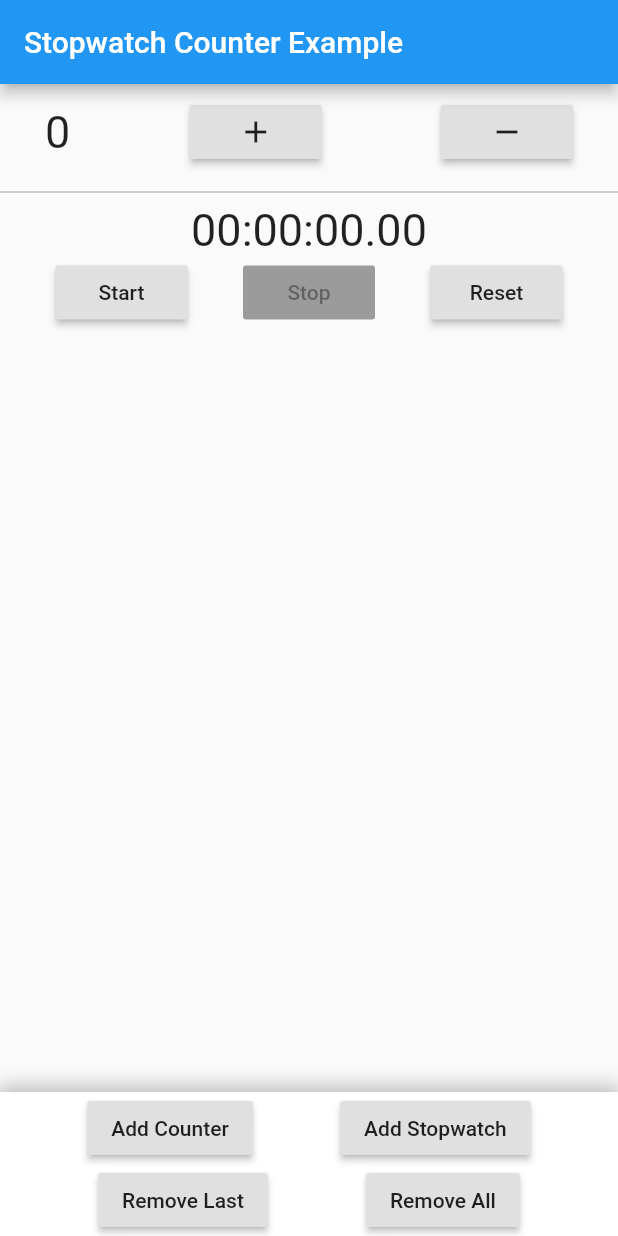
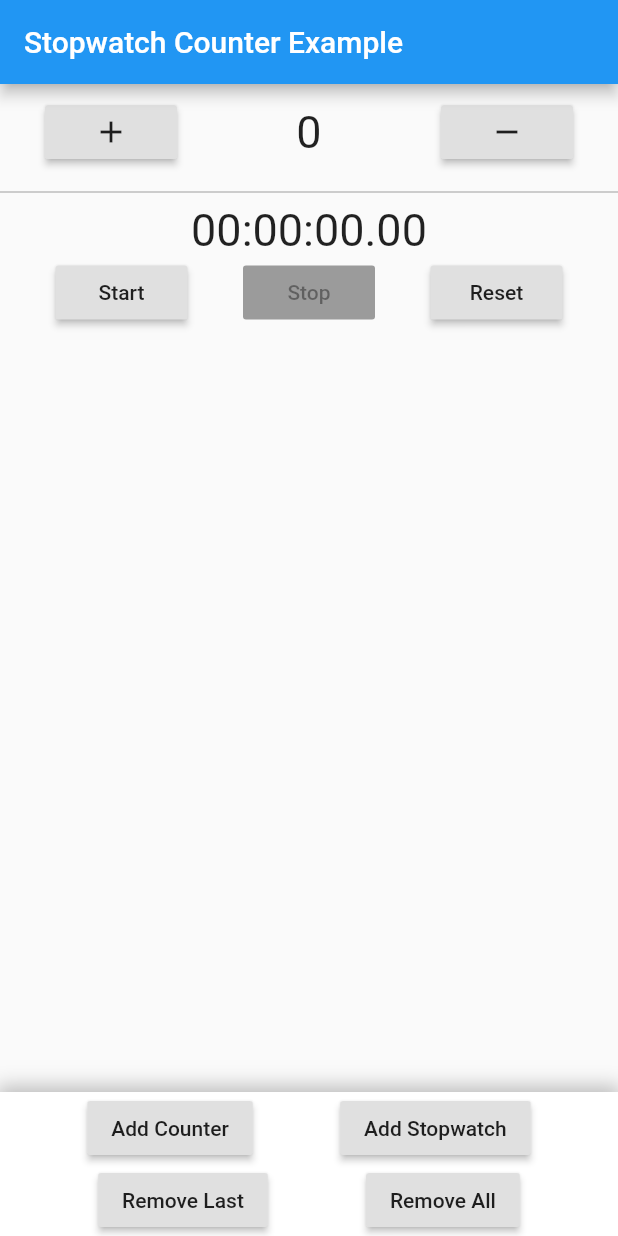
Before and after one commit to Mavv3006/Counter-Stopwatch-Example, a Flutter app: the screen it shows after launch, after a tap on "Add Counter", after a tap on "Add Stopwatch", on a phone screen of 412 x 824 dp. Run offline on Flutter 3.47's test engine with Material 2 defaults, Android fonts, the phone set to English and light mode, and no system bars.

Commit message:
added formatting

```diff
--- a/lib/counter.dart
+++ b/lib/counter.dart
@@ -1,9 +1,6 @@
-import 'package:counterstopwatchexample/stopwatch/dependencies.dart';
 import 'package:flutter/material.dart';
 
 class Counter extends StatefulWidget {
-  final Dependencies dependencies = new Dependencies();
-
   @override
   _CounterState createState() => _CounterState();
 }
@@ -37,13 +34,12 @@ class _CounterState extends State<Counter> {
           Row(
             mainAxisAlignment: MainAxisAlignment.spaceBetween,
             children: <Widget>[
-              Text(
-                counter.toString(),
-                style: widget.dependencies.textStyle,
-              ),
               RaisedButton(
                 onPressed: incCounter,
                 child: Icon(Icons.add),
+              ),
+              Text(
+                counter.toString(),
               ),
               RaisedButton(
                 onPressed: decCounter,
--- a/lib/main.dart
+++ b/lib/main.dart
@@ -1,114 +1,37 @@
+import 'package:counterstopwatchexample/counter.dart';
 import 'package:counterstopwatchexample/stopwatch.dart';
 import 'package:flutter/material.dart';
-
-import 'counter.dart';
 
 void main() => runApp(MyApp());
 
 class MyApp extends StatelessWidget {
-  // This widget is the root of your application.
   @override
   Widget build(BuildContext context) {
     return MaterialApp(
       title: 'Flutter Demo',
       theme: ThemeData(
-        // This is the theme of your application.
-        //
-        // Try running your application with "flutter run". You'll see the
-        // application has a blue toolbar. Then, without quitting the app, try
-        // changing the primarySwatch below to Colors.green and then invoke
-        // "hot reload" (press "r" in the console where you ran "flutter run",
-        // or simply save your changes to "hot reload" in a Flutter IDE).
-        // Notice that the counter didn't reset back to zero; the application
-        // is not restarted.
         primarySwatch: Colors.blue,
+        textTheme: const TextTheme(
+          body1: TextStyle(fontSize: 30.0),
+        ),
       ),
-      home: MyHomePage(title: 'Stopwatch Counter Example'),
+      home: Scaffold(
+        appBar: AppBar(
+          title: const Text('Stopwatch Counter Example'),
+        ),
+        body: MyHomePage(),
+      ),
     );
   }
 }
 
 class MyHomePage extends StatefulWidget {
-  MyHomePage({Key key, this.title}) : super(key: key);
-
-  final String title;
-
   @override
   _MyHomePageState createState() => _MyHomePageState();
 }
 
 class _MyHomePageState extends State<MyHomePage> {
-  List<Widget> list = [];
-  String newTitle = "";
-
-  @override
-  Widget build(BuildContext context) {
-    return Scaffold(
-      appBar: AppBar(
-        title: Text(widget.title),
-      ),
-      body: Column(
-        children: <Widget>[
-          Expanded(
-            flex: 12,
-            child: ListView.separated(
-              itemBuilder: (context, index) => list.elementAt(index),
-              separatorBuilder: (context, index) => Divider(
-                color: Colors.grey,
-              ),
-              itemCount: list.length,
-            ),
-          ),
-          Container(
-            decoration: new BoxDecoration(
-              color: Colors.white,
-              boxShadow: [
-                BoxShadow(
-                  color: Colors.grey[400],
-                  blurRadius: 10.0,
-                  spreadRadius: 2.0,
-                  offset: Offset(
-                    0.0,
-                    -2.0,
-                  ),
-                ),
-              ],
-            ),
-            child: Column(
-              children: <Widget>[
-                Row(
-                  mainAxisAlignment: MainAxisAlignment.spaceEvenly,
-                  children: <Widget>[
-                    RaisedButton(
-                      onPressed: addCounter,
-                      child: Text("Add Counter"),
-                    ),
-                    RaisedButton(
-                      onPressed: addStopwatch,
-                      child: Text("Add Stopwatch"),
-                    ),
-                  ],
-                ),
-                Row(
-                  mainAxisAlignment: MainAxisAlignment.spaceEvenly,
-                  children: <Widget>[
-                    RaisedButton(
-                      onPressed: list.length > 0 ? removeLast : null,
-                      child: Text("Remove Last"),
-                    ),
-                    RaisedButton(
-                      onPressed: list.length > 0 ? removeAll : null,
-                      child: Text("Remove All"),
-                    ),
-                  ],
-                ),
-              ],
-            ),
-          ),
-        ],
-      ),
-    );
-  }
+  List<Widget> list = <Widget>[];
 
   void addCounter() {
     setState(() {
@@ -130,7 +53,73 @@ class _MyHomePageState extends State<MyHomePage> {
 
   void removeAll() {
     setState(() {
-      list = [];
+      list = <Widget>[];
     });
   }
+
+  @override
+  Widget build(BuildContext context) {
+    return Column(
+      children: <Widget>[
+        Expanded(
+          flex: 12,
+          child: ListView.separated(
+            itemBuilder: (BuildContext context, int index) =>
+                list.elementAt(index),
+            separatorBuilder: (BuildContext context, int index) =>
+                Divider(
+                  color: Colors.grey,
+                ),
+            itemCount: list.length,
+          ),
+        ),
+        Container(
+          decoration: BoxDecoration(
+            color: Colors.white,
+            boxShadow: <BoxShadow>[
+              BoxShadow(
+                color: Colors.grey[400],
+                blurRadius: 10.0,
+                spreadRadius: 2.0,
+                offset: const Offset(
+                  0.0,
+                  -2.0,
+                ),
+              ),
+            ],
+          ),
+          child: Column(
+            children: <Widget>[
+              Row(
+                mainAxisAlignment: MainAxisAlignment.spaceEvenly,
+                children: <Widget>[
+                  RaisedButton(
+                    onPressed: addCounter,
+                    child: const Text('Add Counter'),
+                  ),
+                  RaisedButton(
+                    onPressed: addStopwatch,
+                    child: const Text('Add Stopwatch'),
+                  ),
+                ],
+              ),
+              Row(
+                mainAxisAlignment: MainAxisAlignment.spaceEvenly,
+                children: <Widget>[
+                  RaisedButton(
+                    onPressed: list.isNotEmpty ? removeLast : null,
+                    child: const Text('Remove Last'),
+                  ),
+                  RaisedButton(
+                    onPressed: list.isNotEmpty ? removeAll : null,
+                    child: const Text('Remove All'),
+                  ),
+                ],
+              ),
+            ],
+          ),
+        ),
+      ],
+    );
+  }
 }
--- a/lib/stopwatch.dart
+++ b/lib/stopwatch.dart
@@ -8,7 +8,7 @@ class Stopwatch extends StatefulWidget {
 }
 
 class _StopwatchState extends State<Stopwatch> {
-  final Dependencies dependencies = new Dependencies();
+  final Dependencies dependencies = Dependencies();
 
   void start() {
     setState(() {
@@ -40,15 +40,15 @@ class _StopwatchState extends State<Stopwatch> {
           children: <Widget>[
             RaisedButton(
               onPressed: dependencies.stopwatch.isRunning ? null : start,
-              child: Text("Start"),
+              child: const Text('Start'),
             ),
             RaisedButton(
               onPressed: dependencies.stopwatch.isRunning ? stop : null,
-              child: Text("Stop"),
+              child: const Text('Stop'),
             ),
             RaisedButton(
               onPressed: reset,
-              child: Text("Reset"),
+              child: const Text('Reset'),
             ),
           ],
         ),
--- a/lib/stopwatch/dependencies.dart
+++ b/lib/stopwatch/dependencies.dart
@@ -2,9 +2,7 @@ import 'package:counterstopwatchexample/stopwatch/elapsed_time.dart';
 import 'package:flutter/material.dart';
 
 class Dependencies {
-
   final List<ValueChanged<ElapsedTime>> timerListeners = <ValueChanged<ElapsedTime>>[];
-  final TextStyle textStyle = const TextStyle(fontSize: 30.0);
-  final Stopwatch stopwatch = new Stopwatch();
+  final Stopwatch stopwatch = Stopwatch();
   final int timerMillisecondsRefreshRate = 30;
 }
--- a/lib/stopwatch/elapsed_time.dart
+++ b/lib/stopwatch/elapsed_time.dart
@@ -1,14 +1,13 @@
 class ElapsedTime {
-  final int hundreds;
-  final int seconds;
-  final int minutes;
-
-  final int hours;
-
   ElapsedTime({
     this.hours,
     this.hundreds,
     this.seconds,
     this.minutes,
   });
+
+  final int hundreds;
+  final int seconds;
+  final int minutes;
+  final int hours;
 }
--- a/lib/stopwatch/hundreds.dart
+++ b/lib/stopwatch/hundreds.dart
@@ -3,18 +3,18 @@ import 'package:counterstopwatchexample/stopwatch/elapsed_time.dart';
 import 'package:flutter/material.dart';
 
 class Hundreds extends StatefulWidget {
+  const Hundreds({Key key, this.dependencies}) : super(key: key);
+
   final Dependencies dependencies;
-
-  const Hundreds({Key key, this.dependencies}) : super(key: key);
 
   @override
   _HundredsState createState() => _HundredsState(dependencies);
 }
 
 class _HundredsState extends State<Hundreds> {
+  _HundredsState(this.dependencies);
+
   final Dependencies dependencies;
-
-  _HundredsState(this.dependencies);
 
   int hundreds = 0;
 
@@ -35,9 +35,6 @@ class _HundredsState extends State<Hundreds> {
   @override
   Widget build(BuildContext context) {
     final String hundredsString = (hundreds % 100).toString().padLeft(2, '0');
-    return new Text(
-      hundredsString,
-      style: dependencies.textStyle,
-    );
+    return Text(hundredsString);
   }
 }
--- a/lib/stopwatch/minutes_and_secounds.dart
+++ b/lib/stopwatch/minutes_and_secounds.dart
@@ -3,12 +3,13 @@ import 'package:counterstopwatchexample/stopwatch/elapsed_time.dart';
 import 'package:flutter/cupertino.dart';
 
 class MinutesAndSeconds extends StatefulWidget {
-  MinutesAndSeconds({this.dependencies});
+  const MinutesAndSeconds({this.dependencies});
 
   final Dependencies dependencies;
 
+  @override
   MinutesAndSecondsState createState() =>
-      new MinutesAndSecondsState(dependencies: dependencies);
+      MinutesAndSecondsState(dependencies: dependencies);
 }
 
 class MinutesAndSecondsState extends State<MinutesAndSeconds> {
@@ -40,9 +41,9 @@ class MinutesAndSecondsState extends State<MinutesAndSeconds> {
 
   @override
   Widget build(BuildContext context) {
-    String minutesStr = (minutes % 60).toString().padLeft(2, '0');
-    String secondsStr = (seconds % 60).toString().padLeft(2, '0');
-    String hoursStr = (hours % 60).toString().padLeft(2, '0');
-    return new Text('$hoursStr:$minutesStr:$secondsStr.', style: dependencies.textStyle);
+    final String minutesStr = (minutes % 60).toString().padLeft(2, '0');
+    final String secondsStr = (seconds % 60).toString().padLeft(2, '0');
+    final String hoursStr = (hours % 60).toString().padLeft(2, '0');
+    return Text('$hoursStr:$minutesStr:$secondsStr.');
   }
 }
--- a/lib/stopwatch/timer_text.dart
+++ b/lib/stopwatch/timer_text.dart
@@ -7,12 +7,13 @@ import 'package:counterstopwatchexample/stopwatch/minutes_and_secounds.dart';
 import 'package:flutter/material.dart';
 
 class TimerText extends StatefulWidget {
-  TimerText({this.dependencies});
+  const TimerText({this.dependencies});
 
   final Dependencies dependencies;
 
+  @override
   TimerTextState createState() =>
-      new TimerTextState(dependencies: dependencies);
+      TimerTextState(dependencies: dependencies);
 }
 
 class TimerTextState extends State<TimerText> {
@@ -24,9 +25,10 @@ class TimerTextState extends State<TimerText> {
 
   @override
   void initState() {
-    timer = new Timer.periodic(
-        new Duration(milliseconds: dependencies.timerMillisecondsRefreshRate),
-        callback);
+    timer = Timer.periodic(
+      Duration(milliseconds: dependencies.timerMillisecondsRefreshRate),
+      callback,
+    );
     super.initState();
   }
 
@@ -44,13 +46,14 @@ class TimerTextState extends State<TimerText> {
       final int seconds = (hundreds / 100).truncate();
       final int minutes = (seconds / 60).truncate();
       final int hours = (minutes / 60).truncate();
-      final ElapsedTime elapsedTime = new ElapsedTime(
+      final ElapsedTime elapsedTime = ElapsedTime(
         hundreds: hundreds,
         seconds: seconds,
         minutes: minutes,
         hours: hours,
       );
-      for (final listener in dependencies.timerListeners) {
+      for (final ValueChanged<ElapsedTime> listener in dependencies
+          .timerListeners) {
         listener(elapsedTime);
       }
     }
@@ -58,14 +61,14 @@ class TimerTextState extends State<TimerText> {
 
   @override
   Widget build(BuildContext context) {
-    return new Row(
+    return Row(
       mainAxisAlignment: MainAxisAlignment.center,
       children: <Widget>[
-        new RepaintBoundary(
-          child: new MinutesAndSeconds(dependencies: dependencies),
+        RepaintBoundary(
+          child: MinutesAndSeconds(dependencies: dependencies),
         ),
-        new RepaintBoundary(
-          child: new Hundreds(dependencies: dependencies),
+        RepaintBoundary(
+          child: Hundreds(dependencies: dependencies),
         ),
       ],
     );
```
Also changed, not shown: analysis_options.yaml (added, +206 -0 lines).
